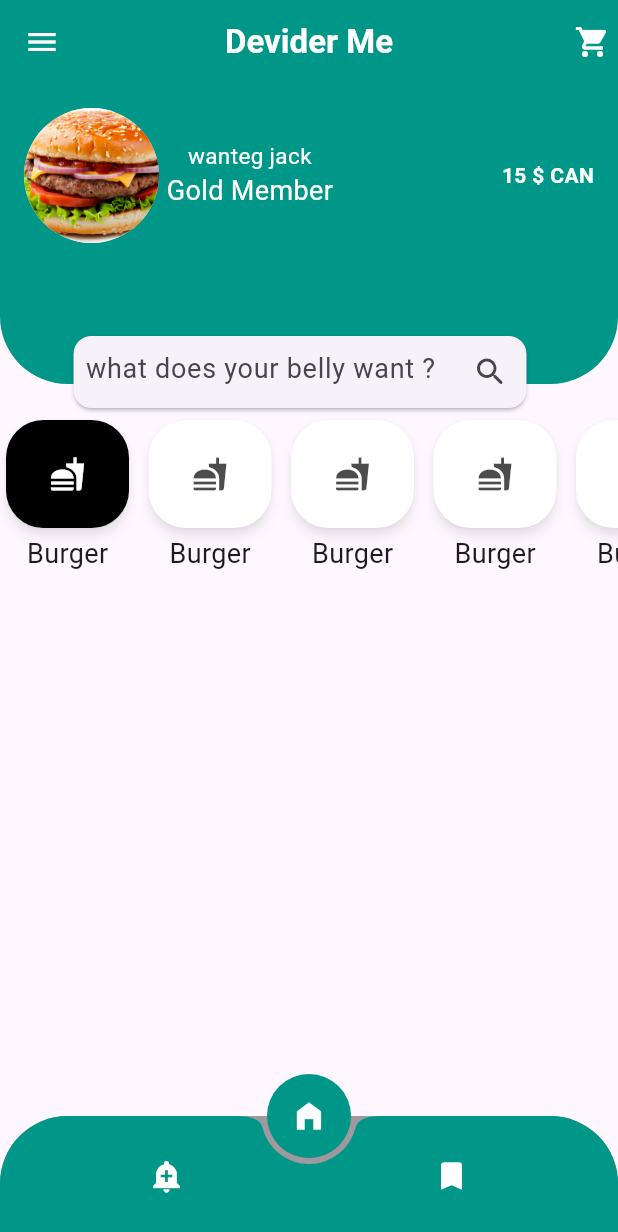
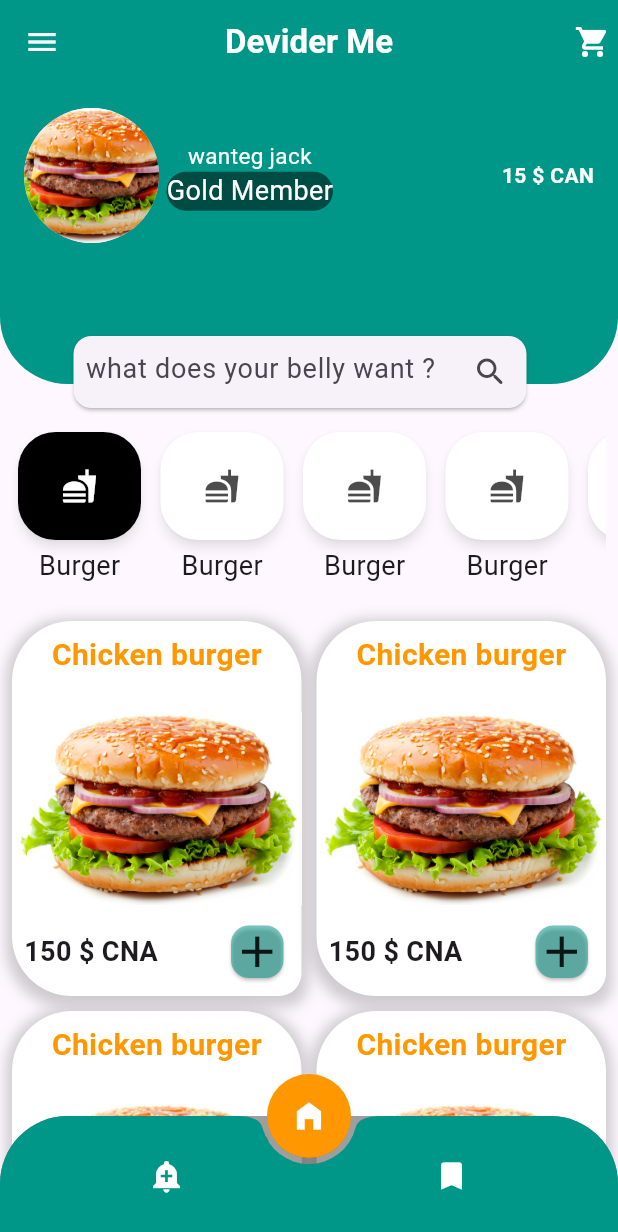
Before and after one commit to MeronaRomany/homburger_ui, a Flutter app: the screen it shows after launch, on a phone screen of 412 x 824 dp. Shown: the top 1232 px of the screen. Run offline on Flutter 3.47's test engine with Material 3 defaults, Android fonts, the phone set to English and light mode, and no system bars.

Commit message:
creat burger list

```diff
--- a/lib/screens/hamburger_page.dart
+++ b/lib/screens/hamburger_page.dart
@@ -1,6 +1,7 @@
 import 'package:flutter/material.dart';
 import 'package:hamburger_ui/widgets/header.dart';
 
+import '../widgets/burgerList.dart';
 import '../widgets/catagories.dart';
 
 class HamburgerPage extends StatefulWidget {
@@ -20,7 +21,7 @@ class _HamburgerPageState extends State<HamburgerPage> {
         child: FloatingActionButton(
             onPressed: (){},
           child: Icon(Icons.home_filled,color: Colors.white),
-          backgroundColor: Colors.teal,
+          backgroundColor: Colors.orange,
           elevation: 5,
           splashColor: Colors.black,
         ),
@@ -45,10 +46,9 @@ class _HamburgerPageState extends State<HamburgerPage> {
         ),
       ),
 
-      body: CustomScrollView(
-        slivers: [
-          SliverAppBar(
-            pinned: true,
+       body: SingleChildScrollView(
+         child: Column(children: [
+           AppBar(
              leading: Icon(Icons.menu,color: Colors.white,),
                    title: Text("Devider Me",style: TextStyle(
                      fontWeight: FontWeight.bold,
@@ -61,10 +61,34 @@ class _HamburgerPageState extends State<HamburgerPage> {
                        centerTitle: true,
            ),
            Header(),
-          //SizedBox(height: 10,),
            Catagories(),
-        ],
-      ),
+           Burgerlist(),
+         ],),
+
+       )
+
+      //CustomScrollView(
+      //   slivers: [
+      //     SliverAppBar(
+      //       pinned: true,
+      //       leading: Icon(Icons.menu,color: Colors.white,),
+      //       title: Text("Devider Me",style: TextStyle(
+      //         fontWeight: FontWeight.bold,
+      //         color: Colors.white,
+      //       ),),
+      //       actions: [Padding(
+      //       //         padding: EdgeInsets.only(right: 5),
+      //       //         child: Icon(Icons.shopping_cart,color: Colors.white),
+      //       //       )],
+      //       //       centerTitle: true,
+      //     ),
+      //     Header(),
+      //
+      //     Catagories(),
+      //
+      //     Burgerlist(),
+      //   ],
+      // ),
     );
   }
 }
--- /dev/null
+++ b/lib/widgets/burgerList.dart
@@ -0,0 +1,85 @@
+import 'package:flutter/material.dart';
+import 'package:flutter/services.dart';
+
+class Burgerlist extends StatefulWidget {
+  const Burgerlist({super.key});
+
+  @override
+  State<Burgerlist> createState() => _BurgerlistState();
+}
+
+class _BurgerlistState extends State<Burgerlist> {
+  @override
+  Widget build(BuildContext context) {
+    return Padding(
+      padding: const EdgeInsets.all(8.0),
+      child: GridView.builder(
+        itemBuilder:(BuildContext, index)=> Stack(
+          children:[ Container(
+            width: 350,
+            height: 250,
+
+            child: Padding(
+              padding: const EdgeInsets.all(8.0),
+              child: Column(children: [
+                Text("Chicken burger",style: TextStyle(
+                 fontSize: 20,
+                  fontWeight: FontWeight.bold,
+                  color: Colors.orange,
+                ),),
+                Spacer(),
+                Row(children: [
+                  Text("150 \$ CNA",style: TextStyle(
+                     fontSize: 18,
+                    fontWeight: FontWeight.bold,
+                    // color: Colors.white,
+                  ),),
+                  Spacer(),
+
+                  Card(
+                    color: Colors.teal.withOpacity(0.5),
+                    child: Icon(Icons.add,size: 35,),
+                  )
+                ],)
+              ],),
+            ),
+            decoration: BoxDecoration(
+
+              boxShadow: [
+                BoxShadow(
+                  color: Colors.grey.withOpacity(0.5),
+                  spreadRadius: 4,
+                  blurRadius: 7,
+                  offset: Offset(0, 3), // changes position of shadow
+                ),
+
+              ],
+              color: Colors.white,
+              borderRadius: BorderRadius.only(
+                topRight: Radius.circular(40),
+                topLeft: Radius.circular(40),
+                bottomRight:  Radius.circular(15),
+                bottomLeft: Radius.circular(40),
+              ),
+            ),
+
+            ),
+           Align(
+               alignment: Alignment.center,
+               child: Image.asset("assets/images/classic-cheese-burger-with-beef-cutlet-vegetables-onions-isolated-white-background.jpg")),
+        ]
+        ),
+       itemCount: 4,
+        physics: NeverScrollableScrollPhysics(),
+        shrinkWrap: true,
+          gridDelegate:SliverGridDelegateWithFixedCrossAxisCount(
+            crossAxisCount: 2,
+            mainAxisExtent: 250,
+            mainAxisSpacing: 10.0,
+            crossAxisSpacing: 10.0,
+
+          ),),
+    );
+
+  }
+}
--- a/lib/widgets/catagories.dart
+++ b/lib/widgets/catagories.dart
@@ -12,10 +12,11 @@ class _CatagoriesState extends State<Catagories> {
   @override
   Widget build(BuildContext context) {
 
-    return SliverToBoxAdapter(
-      child: SizedBox(
-        height: 130,
-        child: Expanded(
+    return SizedBox(
+      height: 130,
+      child: Expanded(
+        child: Padding(
+          padding: const EdgeInsets.all(8.0),
           child: ListView.separated(
               scrollDirection: Axis.horizontal,
               shrinkWrap: true,
--- a/lib/widgets/header.dart
+++ b/lib/widgets/header.dart
@@ -11,9 +11,8 @@ class _HeaderState extends State<Header> {
   @override
   Widget build(BuildContext context) {
 
-    return SliverList(
-        delegate:SliverChildListDelegate(
-          [
+    return
+
             Stack(
               children:[
                 Column(
@@ -51,10 +50,17 @@ class _HeaderState extends State<Header> {
                                          //fontWeight: FontWeight.bold,
                                          color: Colors.white,
                                        ),),
-                                       Text("Gold Member",style: TextStyle(
-                                         fontSize: 18,
-                                           color: Colors.white,
-                                       ),),
+                                       Container(
+                                         decoration: BoxDecoration(
+                                           color: Colors.black.withOpacity(0.5),
+                                           borderRadius: BorderRadius.circular(20),
+                                         ),
+
+                                         child: Text("Gold Member",style: TextStyle(
+                                           fontSize: 18,
+                                             color: Colors.white,
+                                         ),),
+                                       ),
                                      ],
                                     ),
                                     Spacer(),
@@ -97,8 +103,6 @@ class _HeaderState extends State<Header> {
                   ),
                 ),
              ]
-            ),
-          ]
-        ) );
+            );
   }
 }
```
Lines whose indentation alone changed are shown as unchanged.
